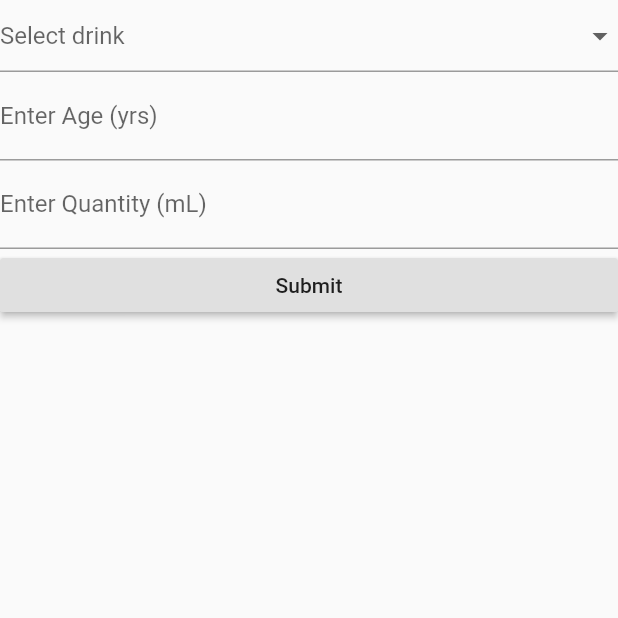
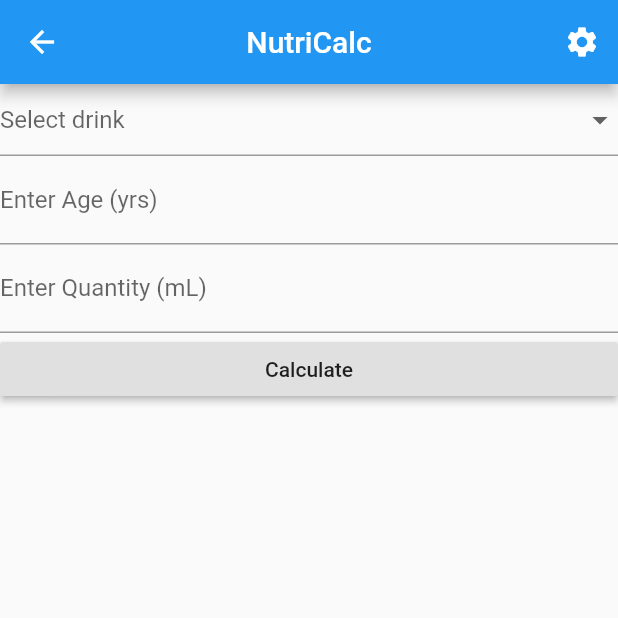
Before and after one commit to BenedictKohler/NutriCalc, a Flutter app: the CalcForm screen opened by its route, on a phone screen of 412 x 824 dp, the top half of it. Run offline on Flutter 3.47's test engine with Material 2 defaults, Android fonts, the phone set to English and light mode, and no system bars; our stand-ins replace csv.

Commit message:
added pageform with app bar. starting to work on theme

```diff
--- a/lib/CalcForm.dart
+++ b/lib/CalcForm.dart
@@ -8,14 +8,25 @@ void main() {
       MaterialApp(
         title: "NutriCalc",
         home: CalcForm(),
+          theme: ThemeData(
+            // Define the default brightness and colors.
+            brightness: Brightness.dark,
+            primaryColor: Colors.lightBlue[800],
+            accentColor: Colors.cyan[600],
+
+            fontFamily: 'Georgia',
+
+            textTheme: TextTheme(
+              headline1: TextStyle(fontSize: 72.0, fontWeight: FontWeight.bold),
+              headline6: TextStyle(fontSize: 36.0, fontStyle: FontStyle.italic),
+              bodyText2: TextStyle(fontSize: 14.0, fontFamily: 'Hind'),
+            ),
+          )
       )
   );
 }
 
 
-// This is a stateful widget. Don't worry about how it or
-// the setState() calls work until
-// Chapter 9. For now, just focus on the Form itself.
 class CalcForm extends StatefulWidget {
   static const id = 'calcform';
   @override
@@ -23,20 +34,13 @@ class CalcForm extends StatefulWidget {
 }
 
 class _CalcForm extends State<CalcForm> {
-// A Map (aka. hash) to hold the data from the Form.
-//   final Map<String, dynamic> _searchForm = <String, dynamic>{
-//     'searchTerm': "",
-//     'searchType': SearchType.web,
-//     'safeSearchOn': true,
-//   };
+
 // The Flutter key to point to the Form
   final GlobalKey<FormState> _key = GlobalKey();
   String selectedDrink = "";
   int ageEntered;
   double quantityEntered;
-
-
-  // HashMap<String, List<double>> map;
+  String _appBarText = "NutriCalc";
 
   static var drinks = [
     "Drink 1",
@@ -48,15 +52,26 @@ class _CalcForm extends State<CalcForm> {
 
   @override
   Widget build(BuildContext context) {
-    return Material(child:
+    return Scaffold(
+      appBar: AppBar(
+        title: new Text(_appBarText),
+        centerTitle: true,
+        actions: <Widget>[
+          IconButton(
+            icon: const Icon(Icons.settings),
+            tooltip: 'Settings',
+            onPressed: () {
+              navigateToSettings();
+            },
+          ),
+        ],
+      ),
+      body: PageView(
+        children: <Widget>[
           Form(
-
             key: _key,
-      // Make autovalidate true to validate on every keystroke. In
-      // this case we only want to validate on submit.
             autovalidateMode: AutovalidateMode.always,
             child: Container(
-
               child: ListView(
                 children: <Widget>[
                   DropdownButtonFormField<String>(
@@ -67,8 +82,6 @@ class _CalcForm extends State<CalcForm> {
                         selectedDrink = selected;
                       });
                     },
-
-
                   ),
                   TextFormField(
                     decoration: InputDecoration(
@@ -80,11 +93,8 @@ class _CalcForm extends State<CalcForm> {
                         ageEntered = int.parse(val);
                       });
                     },
-
                     onSaved: (String val) { },
-
                     validator: (String val) {
-
                       return null;
                     },
                   ),
@@ -103,35 +113,24 @@ class _CalcForm extends State<CalcForm> {
                     onSaved: (String val) { },
 
                     validator: (String val) {
-
                       return null;
                     },
                   ),
-
-            // Wrapping the Checkbox in a FormField so we can have an
-            // onSaved and a validator
-
-            // This is the 'Submit' button
                   RaisedButton(
-                child: const Text('Submit'),
+                    child: const Text('Calculate'),
                     onPressed: () {
-                  // Navigator.push(context,MaterialPageRoute(builder: (context) => _ProperFormState())); // ?
-                  // If every field passes validation, let them through.
-                  // Remember, this calls the validator on all fields in
-                  // the form.
-
-                  // Similarly this calls onSaved() for all fields
-
-                  // You'd save the data to a database or whatever here
                       if (_key.currentState.validate())
-                    print('Successfully saved the state.');
+                        print('Calculating...');
                     }
 
                   )
                 ],
               ),
             ),
-    ));
+          )
+        ],
+      )
+    );
   }
 
   // void _dropDownChanged(SearchType val) {
@@ -153,4 +152,8 @@ class _CalcForm extends State<CalcForm> {
     return items;
   }
 
+  void navigateToSettings(){
+
   }
+
+}
```
Lines whose indentation alone changed are shown as unchanged.
